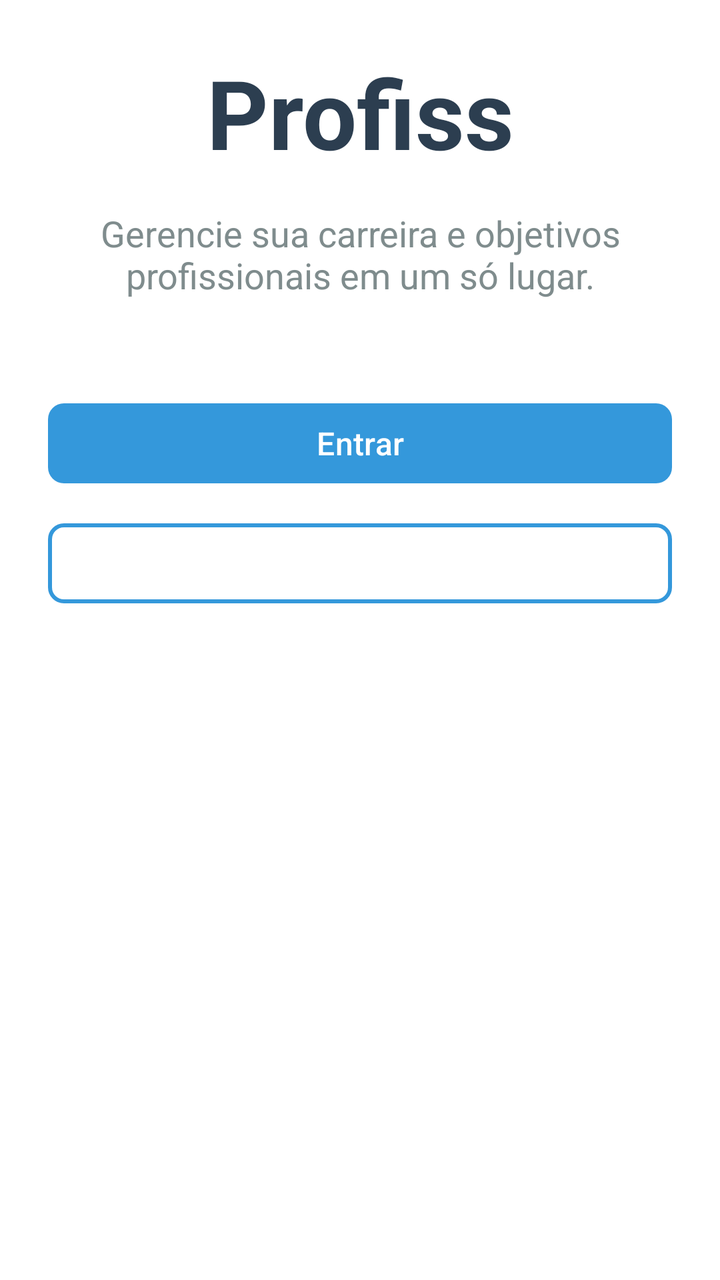
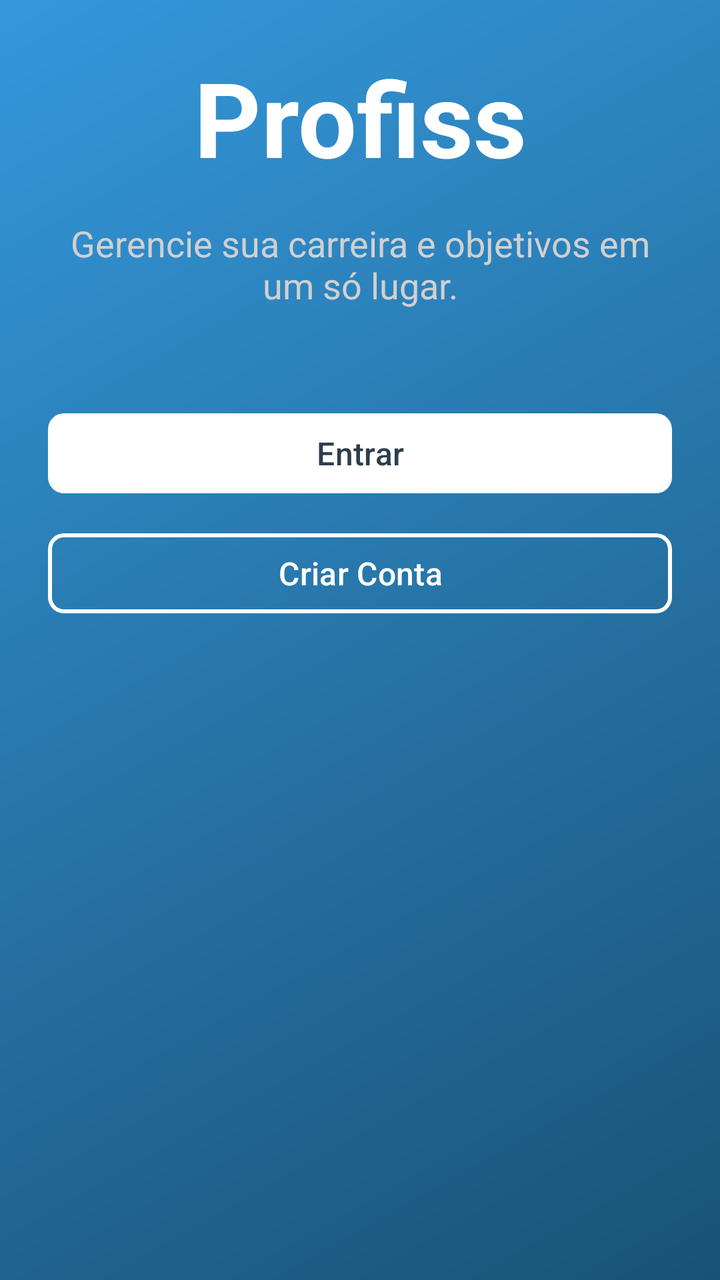

Screens rendered from an Android XML layout before and after an edit, with the pre-edit source and the edit as a unified diff.
<!-- AndroidManifest.xml: application theme Theme.Profiss -->
<!-- res/layout/activity_main.xml -->
<?xml version="1.0" encoding="utf-8"?>
<androidx.constraintlayout.widget.ConstraintLayout
    xmlns:android="http://schemas.android.com/apk/res/android"
    xmlns:app="http://schemas.android.com/apk/res-auto"
    xmlns:tools="http://schemas.android.com/tools"
    android:layout_width="match_parent"
    android:layout_height="match_parent"
    android:background="@color/white"
    android:padding="24dp"
    tools:context=".MainActivity">

    
    <TextView
        android:id="@+id/tvTitle"
        android:layout_width="wrap_content"
        android:layout_height="wrap_content"
        android:text="@string/welcome_title"
        android:textColor="@color/text_dark"
        android:textSize="48sp"
        android:textStyle="bold"
        app:layout_constraintBottom_toTopOf="@+id/tvSubtitle"
        app:layout_constraintEnd_toEndOf="parent"
        app:layout_constraintStart_toStartOf="parent"
        app:layout_constraintTop_toTopOf="parent"
        app:layout_constraintVertical_bias="0.3" />

    
    <TextView
        android:id="@+id/tvSubtitle"
        android:layout_width="wrap_content"
        android:layout_height="wrap_content"
        android:layout_marginTop="16dp"
        android:gravity="center"
        android:text="@string/welcome_subtitle"
        android:textColor="@color/text_gray"
        android:textSize="18sp"
        app:layout_constraintEnd_toEndOf="parent"
        app:layout_constraintStart_toStartOf="parent"
        app:layout_constraintTop_toBottomOf="@+id/tvTitle" />

    
    <com.google.android.material.button.MaterialButton
        android:id="@+id/btnLogin"
        android:layout_width="match_parent"
        android:layout_height="wrap_content"
        android:layout_marginTop="48dp"
        android:text="@string/btn_login"
        android:textSize="16sp"
        app:backgroundTint="@color/blue_primary"
        app:cornerRadius="8dp"
        app:layout_constraintTop_toBottomOf="@+id/tvSubtitle" />

    
    <com.google.android.material.button.MaterialButton
        android:id="@+id/btnRegister"
        android:layout_width="match_parent"
        android:layout_height="wrap_content"
        android:layout_marginTop="12dp"
        android:text="@string/btn_register"
        android:textSize="16sp"
        app:backgroundTint="@color/transparent"
        app:strokeColor="@color/blue_primary"
        app:strokeWidth="2dp"
        app:cornerRadius="8dp"
        app:layout_constraintTop_toBottomOf="@+id/btnLogin" />

</androidx.constraintlayout.widget.ConstraintLayout>
<!-- resources referenced by this layout -->
<resources>
  <color name="blue_primary">#3498DB</color>
  <color name="text_dark">#2C3E50</color>
  <color name="text_gray">#7F8C8D</color>
  <color name="transparent">#00000000</color>
  <color name="white">#FFFFFF</color>
  <string name="btn_login">Entrar</string>
  <string name="btn_register">Criar Conta</string>
  <string name="welcome_subtitle">Gerencie sua carreira e objetivos profissionais em um só lugar.</string>
  <string name="welcome_title">Profiss</string>
  <style name="Theme.Profiss" parent="Theme.Material3.DayNight.NoActionBar">
          <item name="colorPrimary">@color/blue_primary</item>
          <item name="android:statusBarColor">@android:color/transparent</item>
          <item name="android:navigationBarColor">@android:color/transparent</item>
      </style>
</resources>

<!-- the commit's change to res/layout/activity_main.xml (unified diff, before → after) -->
@@ -5,7 +5,7 @@
     xmlns:tools="http://schemas.android.com/tools"
     android:layout_width="match_parent"
     android:layout_height="match_parent"
-    android:background="@color/white"
+    android:background="@drawable/gradient_bg"
     android:padding="24dp"
     tools:context=".MainActivity">
 
@@ -14,9 +14,9 @@
         android:id="@+id/tvTitle"
         android:layout_width="wrap_content"
         android:layout_height="wrap_content"
-        android:text="@string/welcome_title"
-        android:textColor="@color/text_dark"
-        android:textSize="48sp"
+        android:text="Profiss"
+        android:textColor="#FFFFFF"
+        android:textSize="52sp"
         android:textStyle="bold"
         app:layout_constraintBottom_toTopOf="@+id/tvSubtitle"
         app:layout_constraintEnd_toEndOf="parent"
@@ -31,8 +31,8 @@
         android:layout_height="wrap_content"
         android:layout_marginTop="16dp"
         android:gravity="center"
-        android:text="@string/welcome_subtitle"
-        android:textColor="@color/text_gray"
+        android:text="Gerencie sua carreira e objetivos em um só lugar."
+        android:textColor="#D0D0D0"
         android:textSize="18sp"
         app:layout_constraintEnd_toEndOf="parent"
         app:layout_constraintStart_toStartOf="parent"
@@ -44,9 +44,10 @@
         android:layout_width="match_parent"
         android:layout_height="wrap_content"
         android:layout_marginTop="48dp"
-        android:text="@string/btn_login"
+        android:text="Entrar"
+        android:textColor="#2C3E50"
         android:textSize="16sp"
-        app:backgroundTint="@color/blue_primary"
+        app:backgroundTint="#FFFFFF"
         app:cornerRadius="8dp"
         app:layout_constraintTop_toBottomOf="@+id/tvSubtitle" />
 
@@ -56,10 +57,11 @@
         android:layout_width="match_parent"
         android:layout_height="wrap_content"
         android:layout_marginTop="12dp"
-        android:text="@string/btn_register"
+        android:text="Criar Conta"
+        android:textColor="#FFFFFF"
         android:textSize="16sp"
-        app:backgroundTint="@color/transparent"
-        app:strokeColor="@color/blue_primary"
+        app:backgroundTint="@android:color/transparent"
+        app:strokeColor="#FFFFFF"
         app:strokeWidth="2dp"
         app:cornerRadius="8dp"
         app:layout_constraintTop_toBottomOf="@+id/btnLogin" />
<!-- resource entries referenced after the edit -->
@@ -1,18 +1,18 @@
 <!-- resources referenced by this layout -->
 <resources>
-  <color name="blue_primary">#3498DB</color>
-  <color name="text_dark">#2C3E50</color>
-  <color name="text_gray">#7F8C8D</color>
-  <color name="transparent">#00000000</color>
-  <color name="white">#FFFFFF</color>
-  <string name="btn_login">Entrar</string>
-  <string name="btn_register">Criar Conta</string>
-  <string name="welcome_subtitle">Gerencie sua carreira e objetivos profissionais em um só lugar.</string>
-  <string name="welcome_title">Profiss</string>
+  <!-- drawable gradient_bg (drawable) -->
+  <?xml version="1.0" encoding="utf-8"?>
+  <shape xmlns:android="http://schemas.android.com/apk/res/android">
+      <gradient
+          android:startColor="#3498DB"
+          android:endColor="#1A5276"
+          android:angle="315" />
+  </shape>
   <style name="Theme.Profiss" parent="Theme.Material3.DayNight.NoActionBar">
           <item name="colorPrimary">@color/blue_primary</item>
           <item name="android:statusBarColor">@android:color/transparent</item>
           <item name="android:navigationBarColor">@android:color/transparent</item>
       </style>
+  <color name="blue_primary">#3498DB</color>
 </resources>
 
